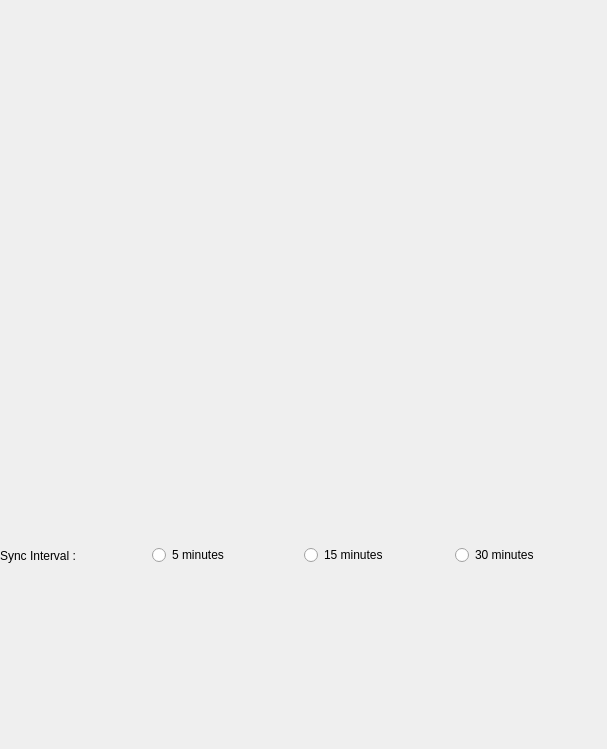
The window that src/lib/preferences/syncoptions.ui (KDE/falkon) describes before a commit, drawn with Qt 5.
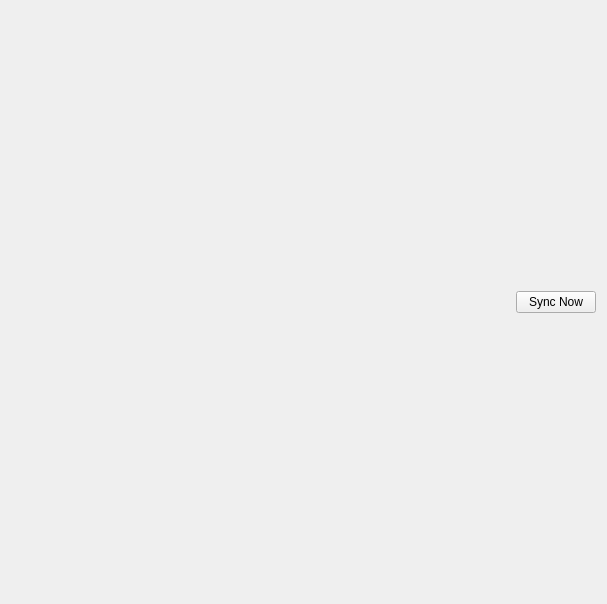
The same window after the commit.

Diff of the .ui file:
```diff
--- a/src/lib/preferences/syncoptions.ui
+++ b/src/lib/preferences/syncoptions.ui
@@ -7,79 +7,30 @@
     <x>0</x>
     <y>0</y>
     <width>607</width>
-    <height>749</height>
+    <height>604</height>
    </rect>
   </property>
   <property name="windowTitle">
    <string>Form</string>
   </property>
-  <widget class="QWidget" name="verticalLayoutWidget">
-   <property name="geometry">
-    <rect>
-     <x>0</x>
-     <y>0</y>
-     <width>601</width>
-     <height>511</height>
-    </rect>
-   </property>
-   <layout class="QVBoxLayout" name="fxaloginframe"/>
-  </widget>
-  <widget class="QWidget" name="verticalLayoutWidget_2">
-   <property name="geometry">
-    <rect>
-     <x>0</x>
-     <y>530</y>
-     <width>601</width>
-     <height>211</height>
-    </rect>
-   </property>
-   <layout class="QVBoxLayout" name="verticalLayout_2">
-    <item>
-     <widget class="QWidget" name="options" native="true">
-      <widget class="QWidget" name="horizontalLayoutWidget">
-       <property name="geometry">
-        <rect>
-         <x>0</x>
-         <y>0</y>
-         <width>601</width>
-         <height>51</height>
-        </rect>
-       </property>
-       <layout class="QHBoxLayout" name="horizontalLayout">
-        <item>
-         <widget class="QLabel" name="label">
-          <property name="text">
-           <string>Sync Interval :</string>
-          </property>
-         </widget>
-        </item>
-        <item>
-         <widget class="QRadioButton" name="radioButton">
-          <property name="text">
-           <string>5 minutes</string>
-          </property>
-         </widget>
-        </item>
-        <item>
-         <widget class="QRadioButton" name="radioButton_3">
-          <property name="text">
-           <string>15 minutes</string>
-          </property>
-         </widget>
-        </item>
-        <item>
-         <widget class="QRadioButton" name="radioButton_2">
-          <property name="text">
-           <string>30 minutes</string>
-          </property>
-         </widget>
-        </item>
-       </layout>
-      </widget>
-     </widget>
-    </item>
-   </layout>
-  </widget>
+  <layout class="QGridLayout" name="gridLayout_2">
+   <item row="0" column="0" colspan="2">
+    <layout class="QVBoxLayout" name="fxaloginframe"/>
+   </item>
+   <item row="1" column="1">
+    <widget class="QPushButton" name="btnSyncNow">
+     <property name="sizePolicy">
+      <sizepolicy hsizetype="Maximum" vsizetype="Maximum">
+       <horstretch>0</horstretch>
+       <verstretch>0</verstretch>
+      </sizepolicy>
+     </property>
+     <property name="text">
+      <string>Sync Now</string>
+     </property>
+    </widget>
+   </item>
+  </layout>
  </widget>
  <resources/>
  <connections/>
```
